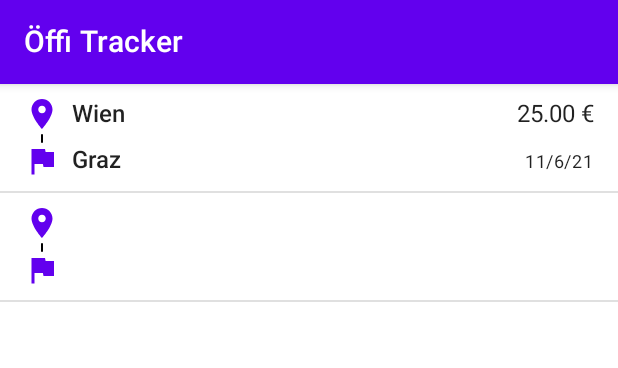
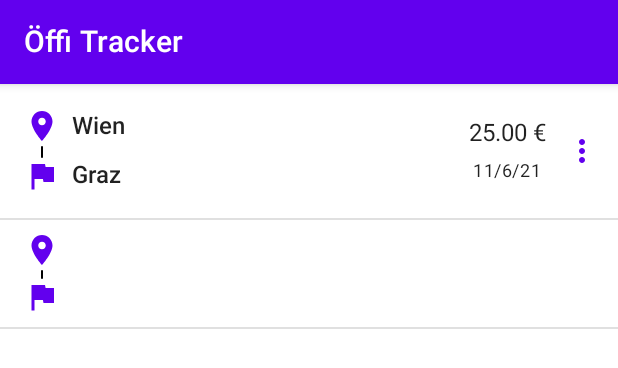
Before and after one commit to patloew/OeffiTracker, an Android app built with Jetpack Compose: the @Preview function TripRowPreview, on a phone screen of 412 x 824 dp. Shown: the top 368 px of the screen. Run offline under Robolectric (Android 15) with nearby library versions, the phone set to English and light mode, and no system bars; our stand-ins replace Room's generated code, constraintlayout-compose.

Commit message:
Small UI improvements

```diff
--- a/app/src/main/java/com/patloew/oeffitracker/ui/list/ListItem.kt
+++ b/app/src/main/java/com/patloew/oeffitracker/ui/list/ListItem.kt
@@ -9,9 +9,11 @@ import androidx.compose.foundation.layout.size
 import androidx.compose.foundation.shape.RoundedCornerShape
 import androidx.compose.material.Divider
 import androidx.compose.material.Icon
+import androidx.compose.material.IconButton
 import androidx.compose.material.MaterialTheme
 import androidx.compose.material.Text
 import androidx.compose.material.icons.Icons
+import androidx.compose.material.icons.filled.MoreVert
 import androidx.compose.material.icons.filled.Place
 import androidx.compose.runtime.Composable
 import androidx.compose.ui.Modifier
@@ -56,9 +58,10 @@ fun TripRow(trip: Trip?) {
         ConstraintLayout(
             modifier = Modifier
                 .fillMaxWidth()
-                .padding(horizontal = 16.dp, vertical = 8.dp)
+                .padding(start = 16.dp, top = 16.dp, bottom = 16.dp, end = 0.dp)
         ) {
-            val (startIcon, startCity, endIcon, endCity, line, price, date) = createRefs()
+            val (startIcon, startCity, endIcon, endCity, line, price, date, moreIcon) = createRefs()
+            val startBarrier = createStartBarrier(date, price)
 
             Icon(
                 Icons.Filled.Place,
@@ -98,7 +101,7 @@ fun TripRow(trip: Trip?) {
                         end.linkTo(startIcon.end)
                         bottom.linkTo(endIcon.top)
                     }
-                    .size(width = 1.5.dp, height = 6.dp)
+                    .size(width = 1.5.dp, height = 8.dp)
                     .clip(RoundedCornerShape(2.dp))
                     .background(MaterialTheme.colors.onSurface)
             )
@@ -135,8 +138,10 @@ fun TripRow(trip: Trip?) {
 
             Text(
                 modifier = Modifier.constrainAs(price) {
-                    end.linkTo(parent.end)
-                    baseline.linkTo(startCity.baseline)
+                    start.linkTo(startBarrier)
+                    end.linkTo(moreIcon.start)
+                    top.linkTo(parent.top)
+                    bottom.linkTo(date.top)
                 },
                 text = priceFormat.format(trip.floatPrice),
                 maxLines = 1,
@@ -145,14 +150,31 @@ fun TripRow(trip: Trip?) {
 
             Text(
                 modifier = Modifier.constrainAs(date) {
-                    end.linkTo(parent.end)
-                    baseline.linkTo(endCity.baseline)
+                    start.linkTo(startBarrier)
+                    end.linkTo(moreIcon.start)
+                    top.linkTo(price.bottom)
+                    bottom.linkTo(parent.bottom)
                 },
                 text = dateFormat.format(trip.date),
                 maxLines = 1,
                 fontWeight = FontWeight.Normal,
                 style = MaterialTheme.typography.caption
             )
+
+            IconButton(
+                onClick = { /*TODO*/ },
+                modifier = Modifier.constrainAs(moreIcon) {
+                    end.linkTo(parent.end)
+                    top.linkTo(parent.top)
+                    bottom.linkTo(parent.bottom)
+                }
+            ) {
+                Icon(
+                    Icons.Filled.MoreVert,
+                    stringResource(id = R.string.accessibility_icon_place),
+                    tint = MaterialTheme.colors.primary
+                )
+            }
 
         }
     } else {
```
Also changed, not shown: app/src/main/java/com/patloew/oeffitracker/ui/create/CreateScreen.kt (+21 -8 lines).
